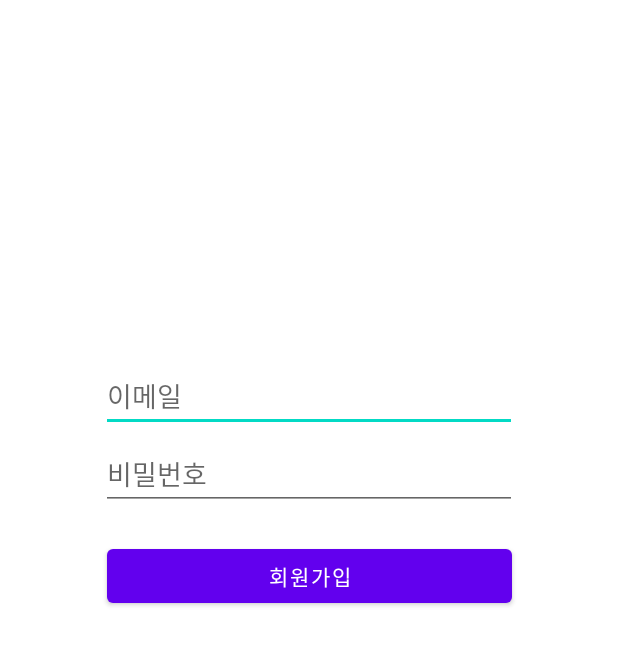
After one commit to BoogiLog/BoogiLog, an Android app: the SignUpActivity screen opened directly, with no data from a screen before it, on a phone screen of 412 x 824 dp. The commit adds this screen. Shown: the top 645 px of the screen. Run offline under Robolectric (Android 15) with nearby library versions, the phone set to English and light mode, and no system bars; our stand-ins replace Firebase (no records; nobody signed in at launch, a user with empty details on screens opened directly).

Commit message:
add signin/signup

```diff
--- a/app/build.gradle
+++ b/app/build.gradle
@@ -45,6 +45,8 @@ android {
 }
 
 dependencies {
+    implementation 'com.google.firebase:firebase-auth-ktx'
+
     implementation 'androidx.recyclerview:recyclerview:1.1.0'
 
     implementation 'androidx.core:core-ktx:1.7.0'
--- /dev/null
+++ b/app/src/main/java/com/example/boogilog/SignUpActivity.kt
@@ -0,0 +1,59 @@
+package com.example.boogilog
+
+import android.content.Intent
+import android.os.Bundle
+import android.widget.Button
+import android.widget.EditText
+import android.widget.Toast
+import androidx.appcompat.app.AppCompatActivity
+import androidx.core.content.ContextCompat.startActivity
+import com.google.firebase.auth.FirebaseAuth
+
+class SignUpActivity : AppCompatActivity() {
+    lateinit var addEmail: EditText
+    lateinit var addPassword: EditText
+    lateinit var signUpBtn : Button
+
+    lateinit var auth: FirebaseAuth
+
+    override fun onCreate(savedInstanceState: Bundle?) {
+        super.onCreate(savedInstanceState)
+        setContentView(R.layout.activity_signup)
+
+        auth = FirebaseAuth.getInstance()
+
+        addEmail = findViewById(R.id.addEmail)
+        addPassword = findViewById(R.id.addPwd)
+        signUpBtn = findViewById(R.id.signUpBtn)
+
+        signUpBtn.setOnClickListener {
+            var email = addEmail.text.toString()
+            var password = addPassword.text.toString()
+
+            if (email.isNotEmpty() && password.isNotEmpty()) {
+                auth.createUserWithEmailAndPassword(email, password)
+                    .addOnCompleteListener { result ->
+
+                        if (result.isSuccessful) {
+                            Toast.makeText(this, "회원가입이 완료되었습니다.", Toast.LENGTH_SHORT).show()
+                            var intent = Intent(this, SignInActivity::class.java)
+                            startActivity(intent)
+                        } else {
+                            Toast.makeText(this, "회원가입에 실패하였습니다.", Toast.LENGTH_SHORT).show();
+                        }
+                    }
+            }
+            else if(email.isEmpty() && password.isNotEmpty()){
+                Toast.makeText(this, "이메일을 입력하세요.", Toast.LENGTH_LONG).show();
+            }
+            else if(email.isNotEmpty() && password.isEmpty()){
+                Toast.makeText(this, "비밀번호를 입력하세요.", Toast.LENGTH_LONG).show();
+            }
+            else {
+                Toast.makeText(this, "이메일과 비밀번호를 입력하세요.", Toast.LENGTH_LONG).show();
+            }
+        }
+
+    }
+
+}
--- /dev/null
+++ b/app/src/main/res/layout/activity_signup.xml
@@ -0,0 +1,43 @@
+<?xml version="1.0" encoding="utf-8"?>
+<androidx.constraintlayout.widget.ConstraintLayout xmlns:android="http://schemas.android.com/apk/res/android"
+    xmlns:app="http://schemas.android.com/apk/res-auto"
+    xmlns:tools="http://schemas.android.com/tools"
+    android:layout_width="match_parent"
+    android:layout_height="match_parent">
+
+    <EditText
+        android:id="@+id/addEmail"
+        android:layout_width="wrap_content"
+        android:layout_height="wrap_content"
+        android:layout_marginTop="240dp"
+        android:ems="13"
+        android:hint="이메일"
+        android:inputType="textPersonName"
+        android:minHeight="48dp"
+        app:layout_constraintEnd_toEndOf="parent"
+        app:layout_constraintStart_toStartOf="parent"
+        app:layout_constraintTop_toTopOf="parent" />
+
+    <EditText
+        android:id="@+id/addPwd"
+        android:layout_width="wrap_content"
+        android:layout_height="wrap_content"
+        android:layout_marginTop="4dp"
+        android:ems="13"
+        android:hint="비밀번호"
+        android:inputType="textPassword"
+        android:minHeight="48dp"
+        app:layout_constraintEnd_toEndOf="parent"
+        app:layout_constraintStart_toStartOf="parent"
+        app:layout_constraintTop_toBottomOf="@+id/addEmail" />
+
+    <Button
+        android:id="@+id/signUpBtn"
+        android:layout_width="270dp"
+        android:layout_height="48dp"
+        android:layout_marginTop="20dp"
+        android:text="회원가입"
+        app:layout_constraintEnd_toEndOf="parent"
+        app:layout_constraintStart_toStartOf="parent"
+        app:layout_constraintTop_toBottomOf="@+id/addPwd" />
+</androidx.constraintlayout.widget.ConstraintLayout>
```
Also changed, not shown: app/src/main/AndroidManifest.xml (+13 -5 lines), app/src/main/java/com/example/boogilog/ProfileFragment.kt (added, +92 -0 lines), app/src/main/java/com/example/boogilog/SignInActivity.kt (added, +75 -0 lines), app/src/main/res/layout/activity_singin.xml (renamed from app/src/main/res/layout/activity_login.xml, +10 -31 lines), app/src/main/res/layout/fragment_profile.xml (renamed from app/src/main/res/layout/activity_profile.xml, +13 -42 lines), app/src/main/res/layout/profile_item_layout.xml (added, +48 -0 lines).
